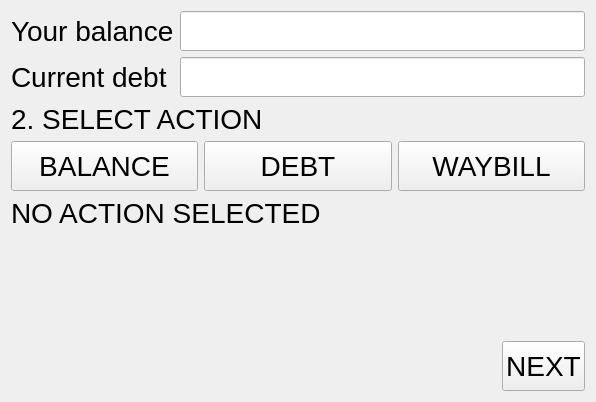
Before: the Qt Designer form wbalancepage.ui in End1-1/TaxiCashbox, drawn with Qt 5.
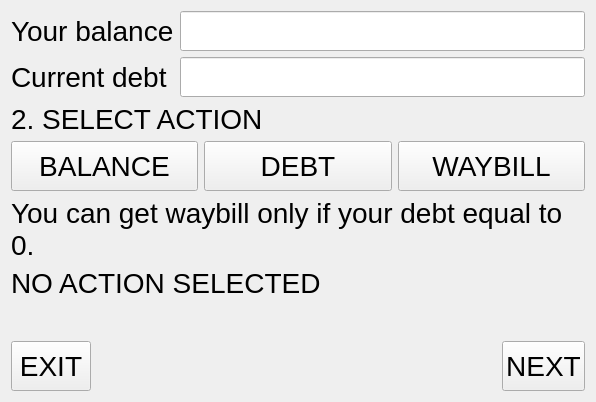
After: the same form once the commit is applied.

```diff
--- a/wbalancepage.ui
+++ b/wbalancepage.ui
@@ -169,6 +169,21 @@
      </item>
     </layout>
    </item>
+   <item>
+    <widget class="QLabel" name="lbTextWarning">
+     <property name="font">
+      <font>
+       <pointsize>21</pointsize>
+      </font>
+     </property>
+     <property name="text">
+      <string>&lt;html&gt;&lt;head/&gt;&lt;body&gt;&lt;p&gt;You can get waybill only if your debt equal to 0.&lt;/p&gt;&lt;/body&gt;&lt;/html&gt;</string>
+     </property>
+     <property name="wordWrap">
+      <bool>true</bool>
+     </property>
+    </widget>
+   </item>
    <item>
     <widget class="QLabel" name="lbMessage">
      <property name="font">
@@ -196,6 +211,30 @@
    </item>
    <item>
     <layout class="QHBoxLayout" name="horizontalLayout_3">
+     <item>
+      <widget class="QPushButton" name="btnExit">
+       <property name="sizePolicy">
+        <sizepolicy hsizetype="Minimum" vsizetype="Fixed">
+         <horstretch>0</horstretch>
+         <verstretch>0</verstretch>
+        </sizepolicy>
+       </property>
+       <property name="minimumSize">
+        <size>
+         <width>0</width>
+         <height>50</height>
+        </size>
+       </property>
+       <property name="font">
+        <font>
+         <pointsize>21</pointsize>
+        </font>
+       </property>
+       <property name="text">
+        <string>EXIT</string>
+       </property>
+      </widget>
+     </item>
      <item>
       <spacer name="horizontalSpacer">
        <property name="orientation">
```
Left out of the diff: 112 changed lines with no effect on the pictures.
